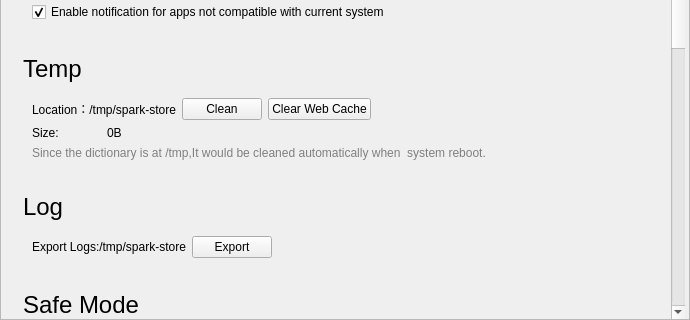
Before: the Qt Designer form src/pages/settingspage.ui in spark-store-project/spark-store, drawn with Qt 5; both pictures show x 0 to 690 and y 228 to 548 of the 690 by 548 pixel window.
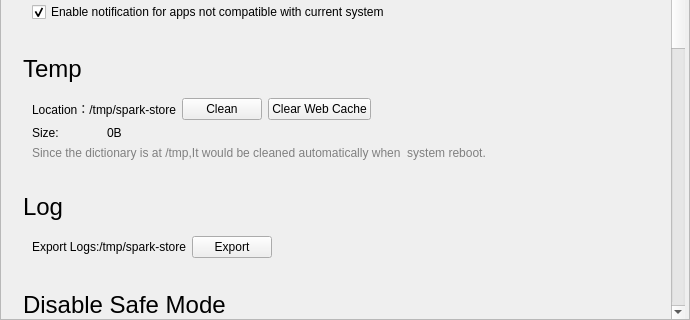
After: the same form once the commit is applied.

Commit message: chore:更新关闭web沙箱文本

Diff of the .ui file:
```diff
--- a/src/pages/settingspage.ui
+++ b/src/pages/settingspage.ui
@@ -71,7 +71,7 @@
          <property name="geometry">
           <rect>
            <x>0</x>
-           <y>-131</y>
+           <y>-434</y>
            <width>666</width>
            <height>1270</height>
           </rect>
@@ -401,7 +401,7 @@
                 </font>
                </property>
                <property name="text">
-                <string>Safe Mode</string>
+                <string>Disable Safe Mode</string>
                </property>
               </widget>
              </item>
```
Left out of the diff: 6 changed lines with no effect on the pictures.
